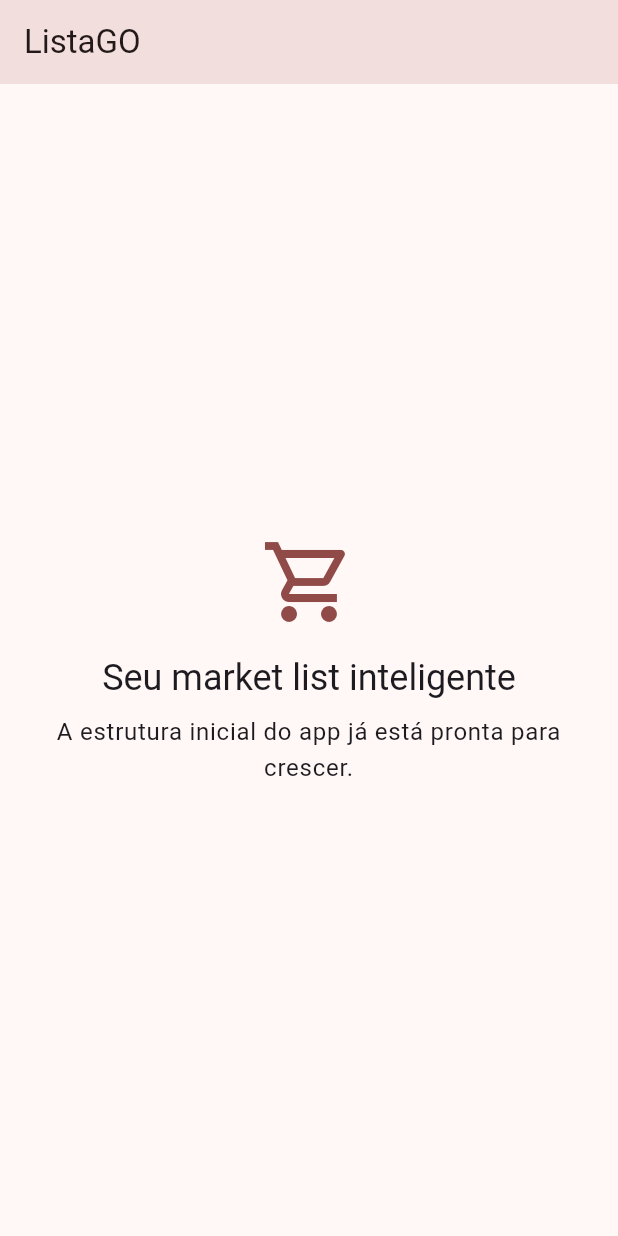
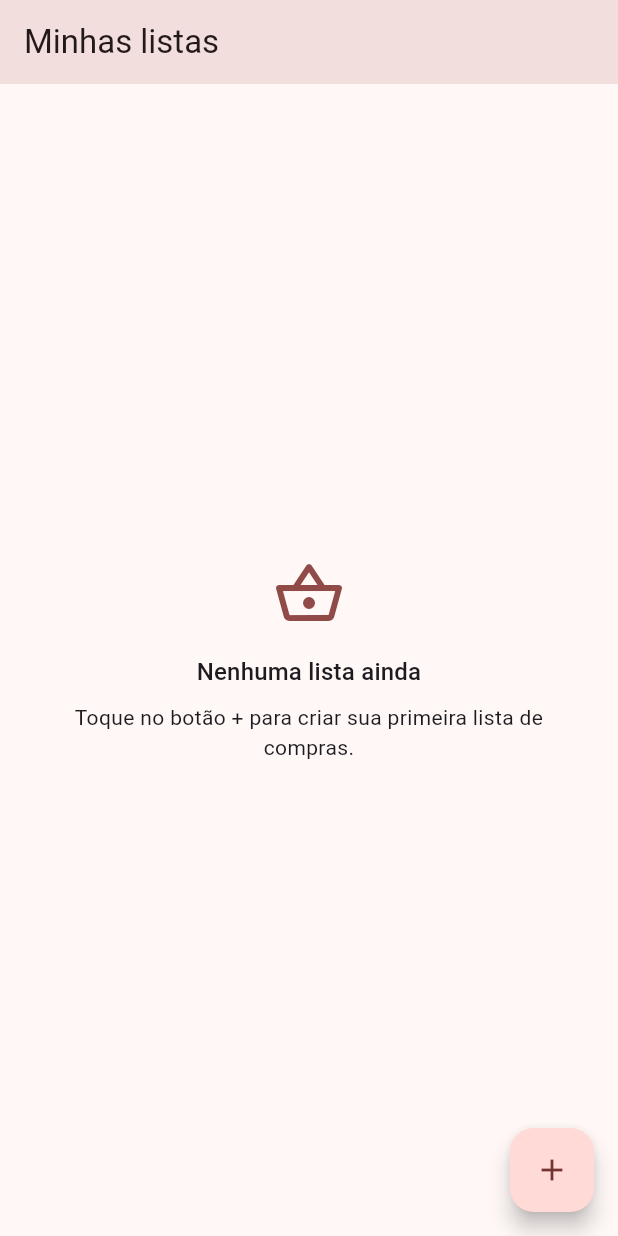
Before and after one commit to LeooMatheuss/ListaGO, a Flutter app: the screen it shows after launch, on a phone screen of 412 x 824 dp. Run offline on Flutter 3.47's test engine with Material 3 defaults, Android fonts, the phone set to English and light mode, and no system bars; our stand-ins replace drift, flutter_riverpod; accounts and stored records are empty; generated files the repository leaves out were written again.

Commit message:
feat(ui): implementa telas de listas, detalhe e adicionar item
- ListsHomeView: FAB com dialog de criação, favoritos em destaque, estado vazio ilustrado
- ListDetailView: itens agrupados por categoria, barra de progresso visual, seções por seção de loja
- AddItemView: campos de nome/quantidade/unidade, ChoiceChips de categoria com sugestão em tempo real
- CategoryChip aprimorado com ícone e suporte a onTap; ShoppingItemTile usa CategoryChip
- 5 testes de widget cobrindo estado vazio, sugestão de categoria e marcação de item

Co-Authored-By: Claude Sonnet 4.6 <noreply@anthropic.com>

```diff
--- /dev/null
+++ b/lib/features/lists/presentation/lists_home_view.dart
@@ -0,0 +1,105 @@
+import 'package:flutter/material.dart';
+import 'package:flutter_riverpod/flutter_riverpod.dart';
+
+import '../../../core/theme/app_spacing.dart';
+import '../../items/presentation/list_detail_view.dart';
+import '../../shared/presentation/widgets/empty_state_view.dart';
+import 'lists_home_notifier.dart';
+import 'widgets/list_card.dart';
+
+class ListsHomeView extends ConsumerWidget {
+  const ListsHomeView({super.key});
+
+  @override
+  Widget build(BuildContext context, WidgetRef ref) {
+    final asyncLists = ref.watch(listsHomeNotifierProvider);
+
+    return Scaffold(
+      appBar: AppBar(title: const Text('Minhas listas')),
+      body: asyncLists.when(
+        data: (lists) {
+          if (lists.isEmpty) {
+            return const EmptyStateView(
+              title: 'Nenhuma lista ainda',
+              message: 'Toque no botão + para criar sua primeira lista de compras.',
+              icon: Icons.shopping_basket_outlined,
+            );
+          }
+
+          final favorites = lists.where((l) => l.favorite).toList();
+          final others = lists.where((l) => !l.favorite).toList();
+          final sorted = [...favorites, ...others];
+
+          return ListView.separated(
+            padding: const EdgeInsets.all(AppSpacing.md),
+            itemCount: sorted.length,
+            separatorBuilder: (_, _) => const SizedBox(height: AppSpacing.sm),
+            itemBuilder: (context, index) {
+              final list = sorted[index];
+              return ListCard(
+                list: list,
+                onTap: () => Navigator.of(context).push(
+                  MaterialPageRoute<void>(
+                    builder: (_) => ListDetailView(
+                      listId: list.id,
+                      listName: list.name,
+                    ),
+                  ),
+                ),
+                onToggleFavorite: () => ref
+                    .read(listsHomeNotifierProvider.notifier)
+                    .alternarFavorito(list.id),
+              );
+            },
+          );
+        },
+        loading: () => const Center(child: CircularProgressIndicator()),
+        error: (error, _) => EmptyStateView(
+          title: 'Não foi possível carregar',
+          message: error.toString(),
+          icon: Icons.error_outline,
+        ),
+      ),
+      floatingActionButton: FloatingActionButton(
+        onPressed: () => _showCreateListDialog(context, ref),
+        child: const Icon(Icons.add),
+      ),
+    );
+  }
+
+  Future<void> _showCreateListDialog(BuildContext context, WidgetRef ref) async {
+    final controller = TextEditingController();
+    final confirmed = await showDialog<bool>(
+      context: context,
+      builder: (dialogContext) => AlertDialog(
+        title: const Text('Nova lista'),
+        content: TextField(
+          controller: controller,
+          autofocus: true,
+          decoration: const InputDecoration(
+            labelText: 'Nome da lista',
+            hintText: 'Ex.: Mercado da semana',
+          ),
+          textCapitalization: TextCapitalization.sentences,
+          onSubmitted: (_) => Navigator.of(dialogContext).pop(true),
+        ),
+        actions: [
+          TextButton(
+            onPressed: () => Navigator.of(dialogContext).pop(false),
+            child: const Text('Cancelar'),
+          ),
+          FilledButton(
+            onPressed: () => Navigator.of(dialogContext).pop(true),
+            child: const Text('Criar'),
+          ),
+        ],
+      ),
+    );
+
+    final name = controller.text.trim();
+
+    if (confirmed == true && name.isNotEmpty) {
+      await ref.read(listsHomeNotifierProvider.notifier).criarLista(name: name);
+    }
+  }
+}
--- /dev/null
+++ b/lib/features/shared/presentation/widgets/empty_state_view.dart
@@ -0,0 +1,45 @@
+import 'package:flutter/material.dart';
+
+import '../../../../core/theme/app_spacing.dart';
+
+class EmptyStateView extends StatelessWidget {
+  const EmptyStateView({
+    required this.title,
+    required this.message,
+    this.icon = Icons.inbox_outlined,
+    super.key,
+  });
+
+  final String title;
+  final String message;
+  final IconData icon;
+
+  @override
+  Widget build(BuildContext context) {
+    final colorScheme = Theme.of(context).colorScheme;
+
+    return Center(
+      child: Padding(
+        padding: const EdgeInsets.all(AppSpacing.lg),
+        child: Column(
+          mainAxisSize: MainAxisSize.min,
+          children: [
+            Icon(icon, size: 48, color: colorScheme.primary),
+            const SizedBox(height: AppSpacing.md),
+            Text(
+              title,
+              style: Theme.of(context).textTheme.titleMedium,
+              textAlign: TextAlign.center,
+            ),
+            const SizedBox(height: AppSpacing.sm),
+            Text(
+              message,
+              style: Theme.of(context).textTheme.bodyMedium,
+              textAlign: TextAlign.center,
+            ),
+          ],
+        ),
+      ),
+    );
+  }
+}
--- a/lib/main.dart
+++ b/lib/main.dart
@@ -1,8 +1,8 @@
 import 'package:flutter/material.dart';
 import 'package:flutter_riverpod/flutter_riverpod.dart';
 
-import 'core/theme/app_spacing.dart';
 import 'core/theme/app_theme.dart';
+import 'features/lists/presentation/lists_home_view.dart';
 
 void main() {
   runApp(const ProviderScope(child: ListagoApp()));
@@ -19,47 +19,7 @@ class ListagoApp extends StatelessWidget {
       themeMode: ThemeMode.system,
       theme: AppTheme.light(),
       darkTheme: AppTheme.dark(),
-      home: const HomePage(),
+      home: const ListsHomeView(),
     );
   }
 }
-
-class HomePage extends StatelessWidget {
-  const HomePage({super.key});
-
-  @override
-  Widget build(BuildContext context) {
-    final colorScheme = Theme.of(context).colorScheme;
-
-    return Scaffold(
-      appBar: AppBar(title: const Text('ListaGO')),
-      body: Center(
-        child: Padding(
-          padding: const EdgeInsets.all(AppSpacing.lg),
-          child: Column(
-            mainAxisSize: MainAxisSize.min,
-            children: [
-              Icon(
-                Icons.shopping_cart_outlined,
-                size: 64,
-                color: colorScheme.primary,
-              ),
-              const SizedBox(height: AppSpacing.md),
-              Text(
-                'Seu market list inteligente',
-                style: Theme.of(context).textTheme.headlineSmall,
-                textAlign: TextAlign.center,
-              ),
-              const SizedBox(height: AppSpacing.sm),
-              Text(
-                'A estrutura inicial do app já está pronta para crescer.',
-                style: Theme.of(context).textTheme.bodyLarge,
-                textAlign: TextAlign.center,
-              ),
-            ],
-          ),
-        ),
-      ),
-    );
-  }
-}
```
Also changed, not shown: lib/features/items/presentation/add_item_view.dart (added, +161 -0 lines), lib/features/items/presentation/list_detail_view.dart (added, +194 -0 lines), lib/features/items/presentation/widgets/category_chip.dart (added, +34 -0 lines), lib/features/items/presentation/widgets/shopping_item_tile.dart (added, +58 -0 lines), lib/features/lists/presentation/widgets/list_card.dart (added, +67 -0 lines), 1 other file.
